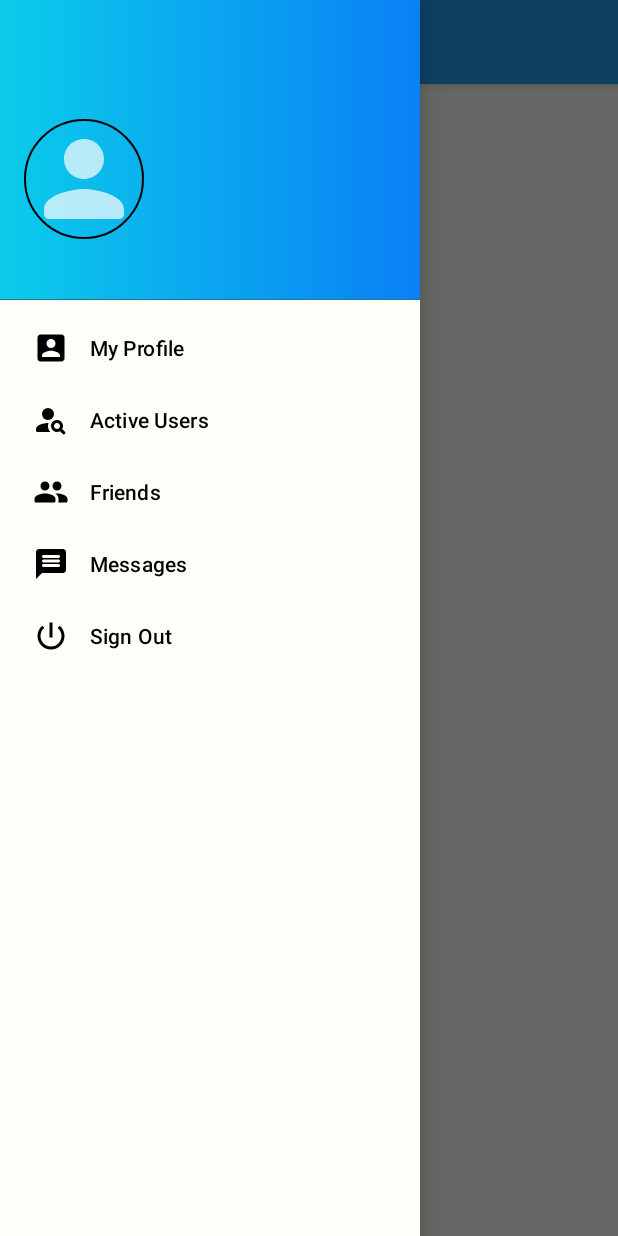
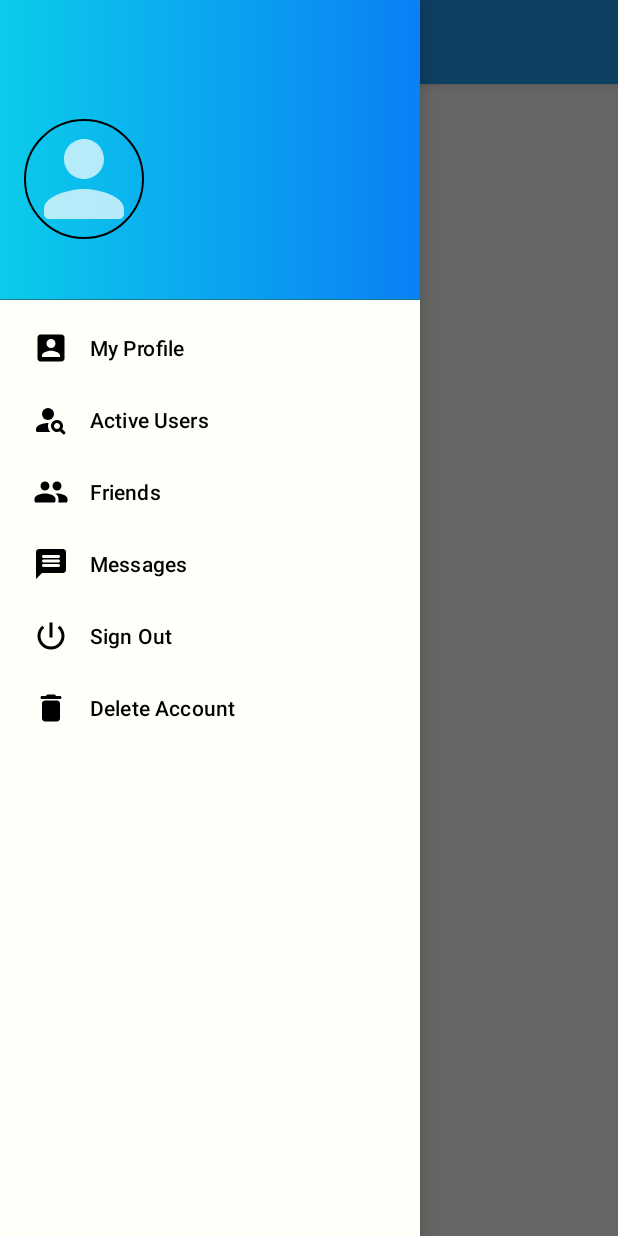
Before and after one commit to Ikram10/StudentPal_Repo, an Android app: the screen it shows after launch once a user with an empty profile is signed in (MainActivity), with the side drawer open, on a phone screen of 412 x 824 dp. Run offline under Robolectric (Android 15) with nearby library versions, the phone set to English and light mode, and no system bars; our stand-ins replace CircleImageView, Firebase (no records; nobody signed in at launch, a user with empty details on screens opened directly).

Commit message:
feat: Delete user account implemented

```diff
--- /dev/null
+++ b/app/src/main/res/drawable/ic_round_delete_24.xml
@@ -0,0 +1,10 @@
+<vector xmlns:android="http://schemas.android.com/apk/res/android"
+    android:width="24dp"
+    android:height="24dp"
+    android:viewportWidth="24"
+    android:viewportHeight="24"
+    android:tint="?attr/colorControlNormal">
+  <path
+      android:fillColor="@android:color/white"
+      android:pathData="M6,19c0,1.1 0.9,2 2,2h8c1.1,0 2,-0.9 2,-2V9c0,-1.1 -0.9,-2 -2,-2H8c-1.1,0 -2,0.9 -2,2v10zM18,4h-2.5l-0.71,-0.71c-0.18,-0.18 -0.44,-0.29 -0.7,-0.29H9.91c-0.26,0 -0.52,0.11 -0.7,0.29L8.5,4H6c-0.55,0 -1,0.45 -1,1s0.45,1 1,1h12c0.55,0 1,-0.45 1,-1s-0.45,-1 -1,-1z"/>
+</vector>
--- a/app/src/main/res/menu/activity_main_drawer.xml
+++ b/app/src/main/res/menu/activity_main_drawer.xml
@@ -32,6 +32,13 @@
             android:title="@string/nav_sign_out">
 
         </item>
+
+        <item
+            android:id="@+id/nav_delete_account"
+            android:icon="@drawable/ic_round_delete_24"
+            android:title="@string/delete_account">
+
+        </item>
     </group>
 
 </menu>
--- a/app/src/main/res/values/strings.xml
+++ b/app/src/main/res/values/strings.xml
@@ -66,6 +66,7 @@
     <string name="new_message">New Message</string>
     <string name="profile_name">Profile Name</string>
     <string name="status">Status</string>
+    <string name="delete_account">Delete Account</string>
 
 
 </resources>
```
Also changed, not shown: app/src/main/java/com/example/studentpal/activities/MainActivity.kt (+48 -0 lines).
